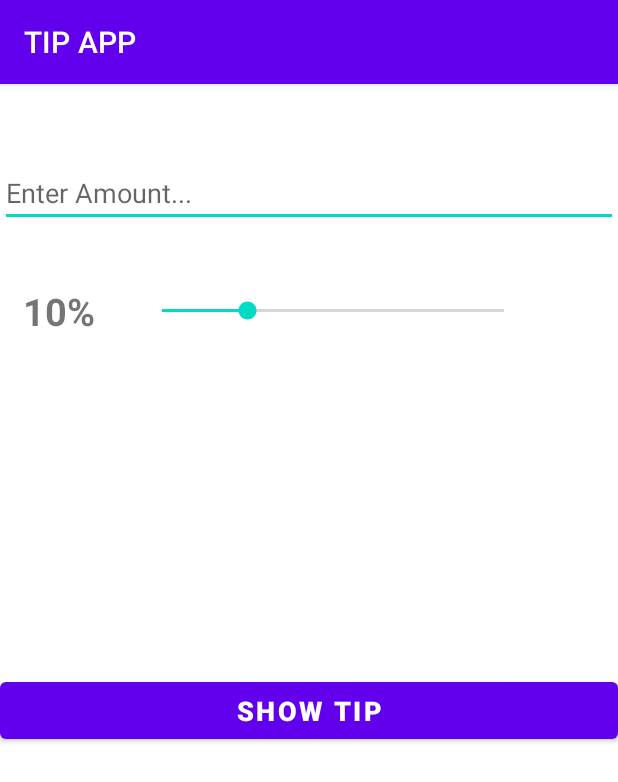
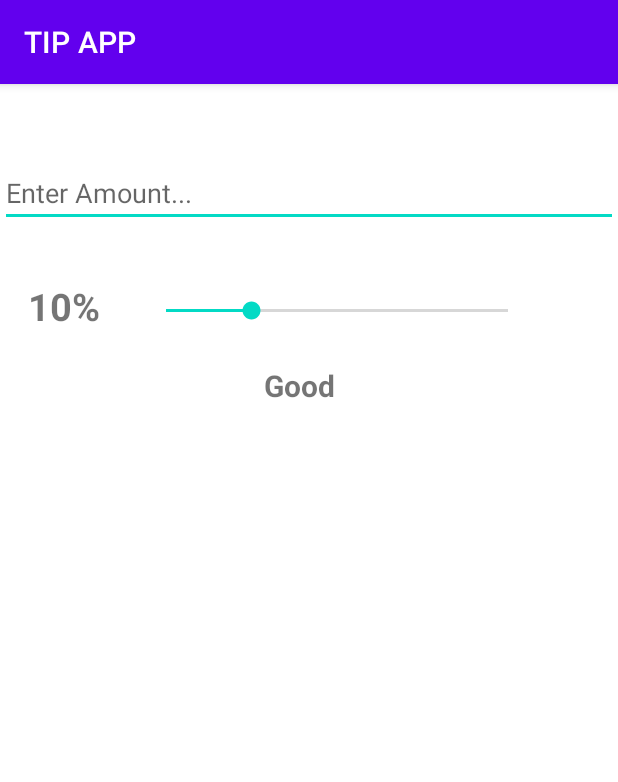
Before and after one commit to mazinomax/TipApp, an Android app: the screen it shows after launch (MainActivity), on a phone screen of 412 x 824 dp. Shown: the top 782 px of the screen. Run offline under Robolectric (Android 15) with nearby library versions, the phone set to English and light mode, and no system bars.

Commit message:
removed button

```diff
--- a/app/src/main/java/com/example/tipapp/MainActivity.kt
+++ b/app/src/main/java/com/example/tipapp/MainActivity.kt
@@ -29,6 +29,7 @@ class MainActivity : AppCompatActivity() {
         var initialTip = 10
         seekBarID.progress = initialTip
         TipPercentID.text = "$initialTip%"
+        tipDesc(initialTip)
 
 
 
@@ -41,6 +42,7 @@ class MainActivity : AppCompatActivity() {
                 Log.d("seekbar","SUCCESS: $progress")
                 TipPercentID.text = "$progress%"
                 calcTip()
+                tipDesc(progress)
 
 
 
@@ -62,63 +64,20 @@ class MainActivity : AppCompatActivity() {
             override fun afterTextChanged(s: Editable?) {
                 Log.d("TeXT ", "SUCCESS TEXT CHANGED: $s")
                 calcTip()
+
             }
 
-        })
+        }) }
 
 
+    fun calcTip(){
+        if (enteramountID.text.isEmpty()){
+            tipID.text = ""
+            totalID.text = ""
+            return
+        }
 
 
-//     CalcTipButton.setOnClickListener {
-//
-//         try {
-//
-//             if (!TextUtils.isEmpty(amount.toString()) && !TextUtils.isEmpty(tip.toString())) {
-//
-//                 amount = enteramountID.text.toString().toInt()
-//                 tip = enterpercentID.text.toString().toInt()
-//
-//                 result =
-//                     (tip!!.toDouble() * amount!!.toDouble() * percentage.toString().toDouble()).toInt()
-//                 tipID.text = "You have a $tip% Tip worth $result."
-//                 totalID.text = "You have Received a Total of ${result!! + amount!!}."
-//
-//             } else if (!TextUtils.isEmpty(amount.toString()) && TextUtils.isEmpty(tip.toString())){
-//             Toast.makeText(this, "Please Enter Tip...", Toast.LENGTH_LONG).show()
-//             return@setOnClickListener
-//         } else if (TextUtils.isEmpty(amount.toString()) && !TextUtils.isEmpty(tip.toString())){
-//             Toast.makeText(this, "Please Enter Amount...", Toast.LENGTH_LONG).show()
-//
-//         }
-//
-//         } catch (e:Exception) {
-//             Toast.makeText(this, "Please Enter Tip or Amount...", Toast.LENGTH_LONG).show()
-//         }
-//
-
-// else if (enterpercentID.text.toString().length() == 0){
-//             Toast.makeText(this, "Please Enter Tip...", Toast.LENGTH_LONG).show()
-//             return@setOnClickListener
-//         } else if (enteramountID.text.toString().length() == 0){
-//             Toast.makeText(this, "Please Enter Amount...", Toast.LENGTH_LONG).show()
-//
-//         }
-//
-////         } else if ( !TextUtils.isEmpty(amount.toString()) && TextUtils.isEmpty(tip.toString())) {
-//                Toast.makeText(this,"Please Enter Tip...",Toast.LENGTH_LONG).show()
-//
-//            } else if ( TextUtils.isEmpty(amount.toString()) && !TextUtils.isEmpty(tip.toString())){
-//
-//             Toast.makeText(this,"Please Enter Amount...",Toast.LENGTH_LONG).show()
-//         }
-
-
-   //  }
-
-
-
-    }
-    fun calcTip(){
         var amount = enteramountID.text.toString().toDouble()
         var tip_percent = seekBarID.progress
 
@@ -127,13 +86,22 @@ class MainActivity : AppCompatActivity() {
 
         // update the u.i
 
-        tipID.text = tip_percent.toString()
+        tipID.text = "%.2f".format(tipAmt)
 
-        totalID.text = totalResult.toString()
+        totalID.text = "%.2f".format(totalResult) }
 
 
+    fun tipDesc(tips:Int){
 
+        var s =  when (tips) {
+            in 0..9 -> "Poor"
+            in 10..15 -> "Good"
+            in 16 ..25 -> "Amazing"
+            in 26 ..30 -> "Welldone"
+            else -> "Excellent"
+        }
 
+        tvTiprevID.text = s
 
     }
 
--- a/app/src/main/res/layout/activity_main.xml
+++ b/app/src/main/res/layout/activity_main.xml
@@ -10,25 +10,27 @@
         android:id="@+id/tipID"
         android:layout_width="match_parent"
         android:layout_height="43dp"
-        android:layout_marginTop="36dp"
-        android:textSize="24sp"
+        android:layout_marginTop="32dp"
+        android:textSize="29sp"
         android:textStyle="bold"
         app:layout_constraintEnd_toEndOf="parent"
         app:layout_constraintHorizontal_bias="0.0"
         app:layout_constraintStart_toStartOf="parent"
-        app:layout_constraintTop_toBottomOf="@+id/seekBarID" />
+        app:layout_constraintTop_toBottomOf="@+id/tvTiprevID" />
 
     <TextView
         android:id="@+id/totalID"
         android:layout_width="match_parent"
         android:layout_height="39dp"
         android:layout_marginTop="44dp"
-        android:textSize="24sp"
+        android:textSize="29sp"
         android:textStyle="bold"
+        app:layout_constraintBottom_toBottomOf="parent"
         app:layout_constraintEnd_toEndOf="parent"
         app:layout_constraintHorizontal_bias="0.0"
         app:layout_constraintStart_toStartOf="parent"
-        app:layout_constraintTop_toBottomOf="@+id/tipID" />
+        app:layout_constraintTop_toBottomOf="@+id/tipID"
+        app:layout_constraintVertical_bias="0.0" />
 
     <EditText
         android:id="@+id/enteramountID"
@@ -43,20 +45,7 @@
         app:layout_constraintStart_toStartOf="parent"
         app:layout_constraintTop_toTopOf="parent" />
 
-    <Button
-        android:id="@+id/CalcTipButton"
-        android:layout_width="0dp"
-        android:layout_height="50dp"
-        android:fontFamily="sans-serif-black"
-        android:text="@string/shw_tip"
-        android:textAlignment="center"
-        android:textSize="18sp"
-        app:layout_constraintBottom_toBottomOf="parent"
-        app:layout_constraintEnd_toEndOf="parent"
-        app:layout_constraintHorizontal_bias="0.497"
-        app:layout_constraintStart_toStartOf="parent"
-        app:layout_constraintTop_toBottomOf="@+id/totalID"
-        app:layout_constraintVertical_bias="0.152" />
+
 
     <SeekBar
         android:id="@+id/seekBarID"
@@ -65,7 +54,6 @@
         android:layout_marginTop="36dp"
         android:layout_marginEnd="32dp"
         android:max="40"
-        app:layout_constraintBottom_toTopOf="@+id/tipID"
         app:layout_constraintEnd_toEndOf="parent"
         app:layout_constraintHorizontal_bias="0.5"
         app:layout_constraintStart_toEndOf="@id/TipPercentID"
@@ -73,15 +61,30 @@
 
     <TextView
         android:id="@+id/TipPercentID"
-        android:layout_width="wrap_content"
-        android:layout_height="wrap_content"
-        android:layout_marginStart="15dp"
+        android:layout_width="53dp"
+        android:layout_height="41dp"
+        android:layout_marginStart="16dp"
         android:text="@string/zeroPer"
         android:textAlignment="center"
         android:textSize="25sp"
         android:textStyle="bold"
         app:layout_constraintBottom_toTopOf="@+id/tipID"
         app:layout_constraintStart_toStartOf="parent"
-        app:layout_constraintTop_toBottomOf="@+id/enteramountID" />
+        app:layout_constraintTop_toBottomOf="@+id/enteramountID"
+        app:layout_constraintVertical_bias="0.311" />
+
+    <TextView
+        android:id="@+id/tvTiprevID"
+        android:layout_width="103dp"
+        android:layout_height="30dp"
+        android:layout_marginStart="24dp"
+        android:layout_marginTop="16dp"
+        android:layout_marginEnd="24dp"
+        android:textStyle="bold"
+        android:textSize="20sp"
+        app:layout_constraintEnd_toEndOf="parent"
+        app:layout_constraintHorizontal_bias="0.584"
+        app:layout_constraintStart_toStartOf="parent"
+        app:layout_constraintTop_toBottomOf="@+id/seekBarID" />
 
 </androidx.constraintlayout.widget.ConstraintLayout>
```
